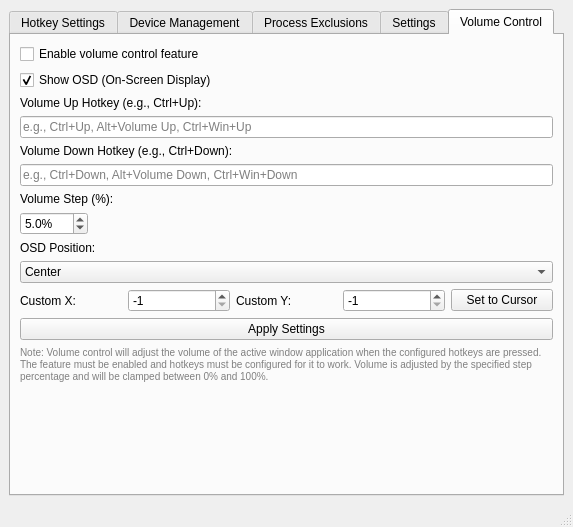
Old version of the form src/ui/mainwindow.ui in the repository tfourj/MuteActiveWindowC.
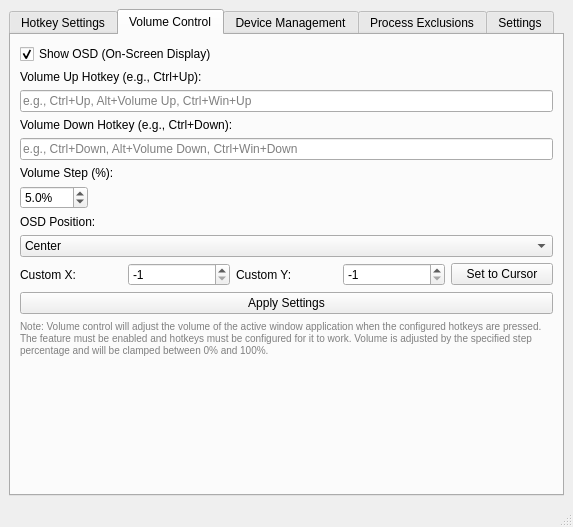
New version of the form. The open tabs and pages were chosen to show the change.

Commit message: Improve per-app based volume control settings UI

Diff of the .ui file:
```diff
--- a/src/ui/mainwindow.ui
+++ b/src/ui/mainwindow.ui
@@ -82,6 +82,19 @@
           </property>
          </widget>
         </item>
+        <item>
+         <widget class="QCheckBox" name="volumeControlEnabledCheck">
+          <property name="toolTip">
+           <string>Enable per-app volume control feature for the active window application using hotkeys.</string>
+          </property>
+          <property name="text">
+           <string>Enable per-app volume control feature</string>
+          </property>
+          <property name="checked">
+           <bool>false</bool>
+          </property>
+         </widget>
+        </item>
         <item>
          <widget class="QPushButton" name="applyButton">
           <property name="text">
@@ -111,6 +124,249 @@
         </item>
        </layout>
       </widget>
+      <widget class="QWidget" name="volumeControlTab">
+       <attribute name="title">
+        <string>Volume Control</string>
+       </attribute>
+       <layout class="QVBoxLayout" name="volumeControlLayout">
+        <item>
+         <widget class="QCheckBox" name="volumeControlShowOSDCheck">
+          <property name="toolTip">
+           <string>Show on-screen display with process name and current volume when adjusting volume using hotkeys.</string>
+          </property>
+          <property name="text">
+           <string>Show OSD (On-Screen Display)</string>
+          </property>
+          <property name="checked">
+           <bool>true</bool>
+          </property>
+         </widget>
+        </item>
+        <item>
+         <widget class="QLabel" name="volumeUpHotkeyLabel">
+          <property name="text">
+           <string>Volume Up Hotkey (e.g., Ctrl+Up):</string>
+          </property>
+         </widget>
+        </item>
+        <item>
+         <layout class="QHBoxLayout" name="volumeUpHotkeyLayout">
+          <item>
+           <widget class="QLineEdit" name="volumeUpHotkeyEdit">
+            <property name="placeholderText">
+             <string>e.g., Ctrl+Up, Alt+Volume Up, Ctrl+Win+Up</string>
+            </property>
+           </widget>
+          </item>
+         </layout>
+        </item>
+        <item>
+         <widget class="QLabel" name="volumeDownHotkeyLabel">
+          <property name="text">
+           <string>Volume Down Hotkey (e.g., Ctrl+Down):</string>
+          </property>
+         </widget>
+        </item>
+        <item>
+         <layout class="QHBoxLayout" name="volumeDownHotkeyLayout">
+          <item>
+           <widget class="QLineEdit" name="volumeDownHotkeyEdit">
+            <property name="placeholderText">
+             <string>e.g., Ctrl+Down, Alt+Volume Down, Ctrl+Win+Down</string>
+            </property>
+           </widget>
+          </item>
+         </layout>
+        </item>
+        <item>
+         <widget class="QLabel" name="volumeStepLabel">
+          <property name="text">
+           <string>Volume Step (%):</string>
+          </property>
+         </widget>
+        </item>
+        <item>
+         <layout class="QHBoxLayout" name="volumeStepLayout">
+          <item>
+           <widget class="QDoubleSpinBox" name="volumeStepSpinBox">
+            <property name="toolTip">
+             <string>Volume adjustment step percentage per hotkey press.</string>
+            </property>
+            <property name="decimals">
+             <number>1</number>
+            </property>
+            <property name="minimum">
+             <double>0.10000000000000001</double>
+            </property>
+            <property name="maximum">
+             <double>100.00000000000000</double>
+            </property>
+            <property name="singleStep">
+             <double>1.00000000000000000</double>
+            </property>
+            <property name="value">
+             <double>5.00000000000000000</double>
+            </property>
+            <property name="suffix">
+             <string>%</string>
+            </property>
+           </widget>
+          </item>
+          <item>
+           <spacer name="volumeStepSpacer">
+            <property name="orientation">
+             <enum>Qt::Horizontal</enum>
+            </property>
+            <property name="sizeHint" stdset="0">
+             <size>
+              <width>40</width>
+              <height>20</height>
+             </size>
+            </property>
+           </spacer>
+          </item>
+         </layout>
+        </item>
+        <item>
+         <widget class="QLabel" name="volumeOSDPositionLabel">
+          <property name="text">
+           <string>OSD Position:</string>
+          </property>
+         </widget>
+        </item>
+        <item>
+         <layout class="QHBoxLayout" name="volumeOSDPositionLayout">
+          <item>
+           <widget class="QComboBox" name="volumeOSDPositionComboBox">
+            <item>
+             <property name="text">
+              <string>Center</string>
+             </property>
+            </item>
+            <item>
+             <property name="text">
+              <string>Top Left</string>
+             </property>
+            </item>
+            <item>
+             <property name="text">
+              <string>Top Right</string>
+             </property>
+            </item>
+            <item>
+             <property name="text">
+              <string>Bottom Left</string>
+             </property>
+            </item>
+            <item>
+             <property name="text">
+              <string>Bottom Right</string>
+             </property>
+            </item>
+            <item>
+             <property name="text">
+              <string>Custom</string>
+             </property>
+            </item>
+           </widget>
+          </item>
+         </layout>
+        </item>
+        <item>
+         <layout class="QHBoxLayout" name="volumeOSDCustomPositionLayout">
+          <item>
+           <widget class="QLabel" name="volumeOSDCustomXLabel">
+            <property name="text">
+             <string>Custom X:</string>
+            </property>
+           </widget>
+          </item>
+          <item>
+           <widget class="QSpinBox" name="volumeOSDCustomXSpinBox">
+            <property name="minimum">
+             <number>-1</number>
+            </property>
+            <property name="maximum">
+             <number>10000</number>
+            </property>
+            <property name="value">
+             <number>-1</number>
+            </property>
+            <property name="toolTip">
+             <string>Custom X position for OSD. Set to -1 to disable custom position.</string>
+            </property>
+           </widget>
+          </item>
+          <item>
+           <widget class="QLabel" name="volumeOSDCustomYLabel">
+            <property name="text">
+             <string>Custom Y:</string>
+            </property>
+           </widget>
+          </item>
+          <item>
+           <widget class="QSpinBox" name="volumeOSDCustomYSpinBox">
+            <property name="minimum">
+             <number>-1</number>
+            </property>
+            <property name="maximum">
+             <number>10000</number>
+            </property>
+            <property name="value">
+             <number>-1</number>
+            </property>
+            <property name="toolTip">
+             <string>Custom Y position for OSD. Set to -1 to disable custom position.</string>
+            </property>
+           </widget>
+          </item>
+          <item>
+           <widget class="QPushButton" name="setOSDPositionToCursorButton">
+            <property name="text">
+             <string>Set to Cursor</string>
+            </property>
+            <property name="toolTip">
+             <string>Set custom position to current mouse cursor position.</string>
+            </property>
+           </widget>
+          </item>
+         </layout>
+        </item>
+        <item>
+         <widget class="QPushButton" name="applyVolumeControlButton">
+          <property name="text">
+           <string>Apply Settings</string>
+          </property>
+         </widget>
+        </item>
+        <item>
+         <widget class="QLabel" name="volumeControlInfoLabel">
+          <property name="styleSheet">
+           <string>color: gray; font-size: 10px;</string>
+          </property>
+          <property name="text">
+           <string>Note: Volume control will adjust the volume of the active window application when the configured hotkeys are pressed. The feature must be enabled and hotkeys must be configured for it to work. Volume is adjusted by the specified step percentage and will be clamped between 0% and 100%.</string>
+          </property>
+          <property name="wordWrap">
+           <bool>true</bool>
+          </property>
+         </widget>
+        </item>
+        <item>
+         <spacer name="volumeControlSpacer">
+          <property name="orientation">
+           <enum>Qt::Vertical</enum>
+          </property>
+          <property name="sizeHint" stdset="0">
+           <size>
+            <width>20</width>
+            <height>40</height>
+           </size>
+          </property>
+         </spacer>
+        </item>
+       </layout>
+      </widget>
       <widget class="QWidget" name="devicesTab">
        <attribute name="title">
         <string>Device Management</string>
@@ -491,262 +747,6 @@
         </item>
        </layout>
       </widget>
-      <widget class="QWidget" name="volumeControlTab">
-       <attribute name="title">
-        <string>Volume Control</string>
-       </attribute>
-       <layout class="QVBoxLayout" name="volumeControlLayout">
-        <item>
-         <widget class="QCheckBox" name="volumeControlEnabledCheck">
-          <property name="toolTip">
-           <string>Enable volume control feature for the active window application using hotkeys.</string>
-          </property>
-          <property name="text">
-           <string>Enable volume control feature</string>
-          </property>
-          <property name="checked">
-           <bool>false</bool>
-          </property>
-         </widget>
-        </item>
-        <item>
-         <widget class="QCheckBox" name="volumeControlShowOSDCheck">
-          <property name="toolTip">
-           <string>Show on-screen display with process name and current volume when adjusting volume using hotkeys.</string>
-          </property>
-          <property name="text">
-           <string>Show OSD (On-Screen Display)</string>
-          </property>
-          <property name="checked">
-           <bool>true</bool>
-          </property>
-         </widget>
-        </item>
-        <item>
-         <widget class="QLabel" name="volumeUpHotkeyLabel">
-          <property name="text">
-           <string>Volume Up Hotkey (e.g., Ctrl+Up):</string>
-          </property>
-         </widget>
-        </item>
-        <item>
-         <layout class="QHBoxLayout" name="volumeUpHotkeyLayout">
-          <item>
-           <widget class="QLineEdit" name="volumeUpHotkeyEdit">
-            <property name="placeholderText">
-             <string>e.g., Ctrl+Up, Alt+Volume Up, Ctrl+Win+Up</string>
-            </property>
-           </widget>
-          </item>
-         </layout>
-        </item>
-        <item>
-         <widget class="QLabel" name="volumeDownHotkeyLabel">
-          <property name="text">
-           <string>Volume Down Hotkey (e.g., Ctrl+Down):</string>
-          </property>
-         </widget>
-        </item>
-        <item>
-         <layout class="QHBoxLayout" name="volumeDownHotkeyLayout">
-          <item>
-           <widget class="QLineEdit" name="volumeDownHotkeyEdit">
-            <property name="placeholderText">
-             <string>e.g., Ctrl+Down, Alt+Volume Down, Ctrl+Win+Down</string>
-            </property>
-           </widget>
-          </item>
-         </layout>
-        </item>
-        <item>
-         <widget class="QLabel" name="volumeStepLabel">
-          <property name="text">
-           <string>Volume Step (%):</string>
-          </property>
-         </widget>
-        </item>
-        <item>
-         <layout class="QHBoxLayout" name="volumeStepLayout">
-          <item>
-           <widget class="QDoubleSpinBox" name="volumeStepSpinBox">
-            <property name="toolTip">
-             <string>Volume adjustment step percentage per hotkey press.</string>
-            </property>
-            <property name="decimals">
-             <number>1</number>
-            </property>
-            <property name="minimum">
-             <double>0.10000000000000001</double>
-            </property>
-            <property name="maximum">
-             <double>100.00000000000000</double>
-            </property>
-            <property name="singleStep">
-             <double>1.00000000000000000</double>
-            </property>
-            <property name="value">
-             <double>5.00000000000000000</double>
-            </property>
-            <property name="suffix">
-             <string>%</string>
-            </property>
-           </widget>
-          </item>
-          <item>
-           <spacer name="volumeStepSpacer">
-            <property name="orientation">
-             <enum>Qt::Horizontal</enum>
-            </property>
-            <property name="sizeHint" stdset="0">
-             <size>
-              <width>40</width>
-              <height>20</height>
-             </size>
-            </property>
-           </spacer>
-          </item>
-         </layout>
-        </item>
-        <item>
-         <widget class="QLabel" name="volumeOSDPositionLabel">
-          <property name="text">
-           <string>OSD Position:</string>
-          </property>
-         </widget>
-        </item>
-        <item>
-         <layout class="QHBoxLayout" name="volumeOSDPositionLayout">
-          <item>
-           <widget class="QComboBox" name="volumeOSDPositionComboBox">
-            <item>
-             <property name="text">
-              <string>Center</string>
-             </property>
-            </item>
-            <item>
-             <property name="text">
-              <string>Top Left</string>
-             </property>
-            </item>
-            <item>
-             <property name="text">
-              <string>Top Right</string>
-             </property>
-            </item>
-            <item>
-             <property name="text">
-              <string>Bottom Left</string>
-             </property>
-            </item>
-            <item>
-             <property name="text">
-              <string>Bottom Right</string>
-             </property>
-            </item>
-            <item>
-             <property name="text">
-              <string>Custom</string>
-             </property>
-            </item>
-           </widget>
-          </item>
-         </layout>
-        </item>
-        <item>
-         <layout class="QHBoxLayout" name="volumeOSDCustomPositionLayout">
-          <item>
-           <widget class="QLabel" name="volumeOSDCustomXLabel">
-            <property name="text">
-             <string>Custom X:</string>
-            </property>
-           </widget>
-          </item>
-          <item>
-           <widget class="QSpinBox" name="volumeOSDCustomXSpinBox">
-            <property name="minimum">
-             <number>-1</number>
-            </property>
-            <property name="maximum">
-             <number>10000</number>
-            </property>
-            <property name="value">
-             <number>-1</number>
-            </property>
-            <property name="toolTip">
-             <string>Custom X position for OSD. Set to -1 to disable custom position.</string>
-            </property>
-           </widget>
-          </item>
-          <item>
-           <widget class="QLabel" name="volumeOSDCustomYLabel">
-            <property name="text">
-             <string>Custom Y:</string>
-            </property>
-           </widget>
-          </item>
-          <item>
-           <widget class="QSpinBox" name="volumeOSDCustomYSpinBox">
-            <property name="minimum">
-             <number>-1</number>
-            </property>
-            <property name="maximum">
-             <number>10000</number>
-            </property>
-            <property name="value">
-             <number>-1</number>
-            </property>
-            <property name="toolTip">
-             <string>Custom Y position for OSD. Set to -1 to disable custom position.</string>
-            </property>
-           </widget>
-          </item>
-          <item>
-           <widget class="QPushButton" name="setOSDPositionToCursorButton">
-            <property name="text">
-             <string>Set to Cursor</string>
-            </property>
-            <property name="toolTip">
-             <string>Set custom position to current mouse cursor position.</string>
-            </property>
-           </widget>
-          </item>
-         </layout>
-        </item>
-        <item>
-         <widget class="QPushButton" name="applyVolumeControlButton">
-          <property name="text">
-           <string>Apply Settings</string>
-          </property>
-         </widget>
-        </item>
-        <item>
-         <widget class="QLabel" name="volumeControlInfoLabel">
-          <property name="styleSheet">
-           <string>color: gray; font-size: 10px;</string>
-          </property>
-          <property name="text">
-           <string>Note: Volume control will adjust the volume of the active window application when the configured hotkeys are pressed. The feature must be enabled and hotkeys must be configured for it to work. Volume is adjusted by the specified step percentage and will be clamped between 0% and 100%.</string>
-          </property>
-          <property name="wordWrap">
-           <bool>true</bool>
-          </property>
-         </widget>
-        </item>
-        <item>
-         <spacer name="volumeControlSpacer">
-          <property name="orientation">
-           <enum>Qt::Vertical</enum>
-          </property>
-          <property name="sizeHint" stdset="0">
-           <size>
-            <width>20</width>
-            <height>40</height>
-           </size>
-          </property>
-         </spacer>
-        </item>
-       </layout>
-      </widget>
      </widget>
     </item>
    </layout>
```
The commit also changes 1 other file.
